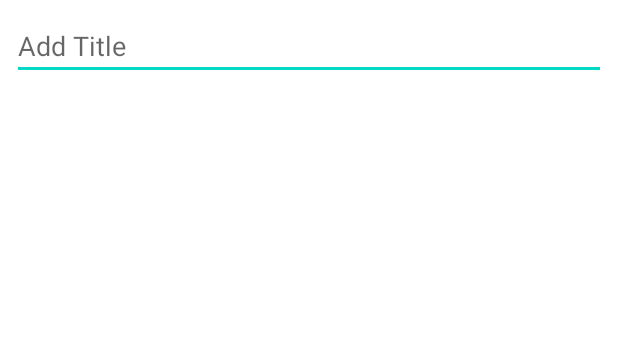
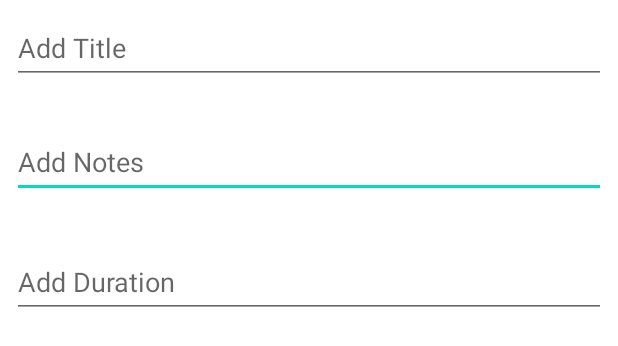
Before and after one commit to AllenStudent/CIS-350-Term-Project, an Android app: the layout add_item.xml on its own in the app's theme, with its tools: preview values and no code run, on a phone screen of 412 x 824 dp. Shown: the top 346 px of the screen. Run offline under Robolectric (Android 15) with nearby library versions, the light colour scheme and no system bars.

Commit message:
Fixed layout for adding Title + Notes + Duration as strings.

```diff
--- a/app/src/main/res/layout/add_item.xml
+++ b/app/src/main/res/layout/add_item.xml
@@ -5,6 +5,32 @@
         xmlns:tools="http://schemas.android.com/tools"
         android:layout_width="match_parent"
         android:layout_height="match_parent">
+    <EditText
+            android:layout_width="0dp"
+            android:layout_height="wrap_content"
+            android:ems="10"
+            android:id="@+id/et_notes"
+            android:hint="@string/NotesHint"
+            app:layout_constraintTop_toTopOf="parent"
+            app:layout_constraintStart_toStartOf="parent"
+            app:layout_constraintEnd_toEndOf="parent"
+            android:layout_marginTop="84dp"
+            android:layout_marginStart="8dp"
+            android:layout_marginEnd="8dp" app:layout_constraintHorizontal_bias="0.0"
+            android:inputType="text" android:minHeight="48dp"/>
+    <EditText
+            android:layout_width="0dp"
+            android:layout_height="wrap_content"
+            android:ems="10"
+            android:id="@+id/et_duration"
+            android:hint="@string/DurationHint"
+            app:layout_constraintTop_toTopOf="parent"
+            app:layout_constraintStart_toStartOf="parent"
+            app:layout_constraintEnd_toEndOf="parent"
+            android:layout_marginTop="164dp"
+            android:layout_marginStart="8dp"
+            android:layout_marginEnd="8dp" app:layout_constraintHorizontal_bias="0.0"
+            android:inputType="text" android:minHeight="48dp"/>
     <EditText
             android:layout_width="0dp"
             android:layout_height="wrap_content"
@@ -17,5 +43,5 @@
             app:layout_constraintEnd_toEndOf="parent"
             android:layout_marginTop="8dp"
             android:layout_marginStart="8dp"
-            android:layout_marginEnd="8dp"/>
+            android:layout_marginEnd="8dp" android:minHeight="48dp"/>
 </androidx.constraintlayout.widget.ConstraintLayout>
--- a/app/src/main/res/values/strings.xml
+++ b/app/src/main/res/values/strings.xml
@@ -7,4 +7,6 @@
     <string name="ButtonAdd">Add</string>
     <string name="ButtonCancel">Cancel</string>
     <string name="TitleHint">Add Title</string>
+    <string name="NotesHint">Add Notes</string>
+    <string name="DurationHint">Add Duration</string>
 </resources>
```
